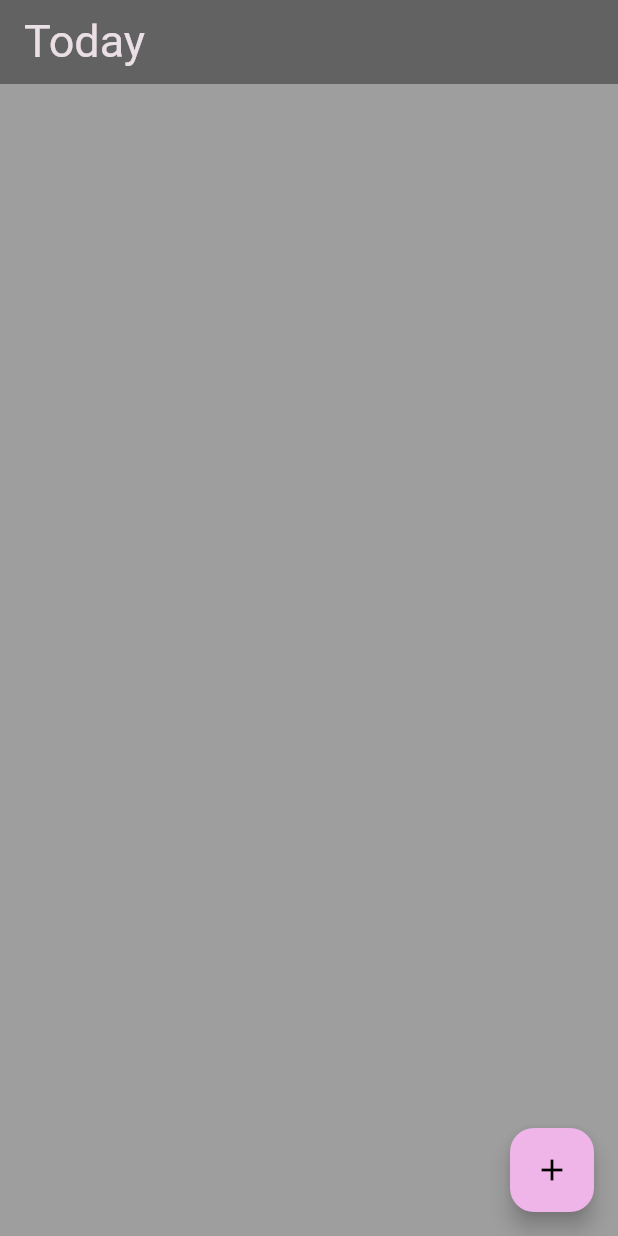
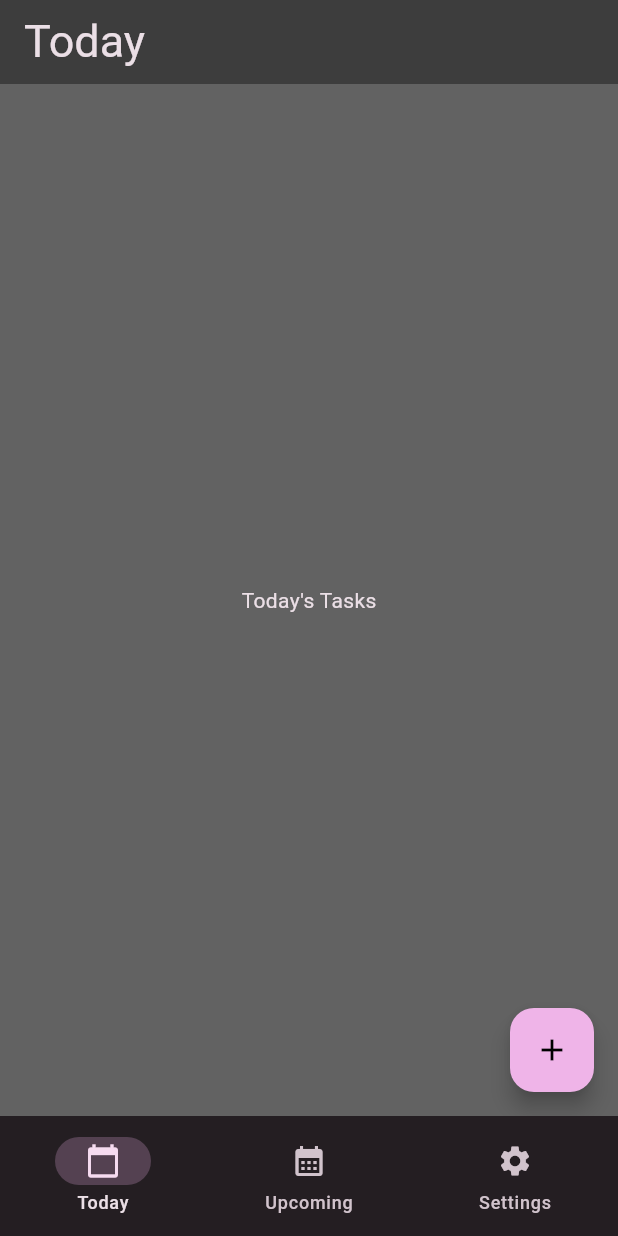
Before and after one commit to GevaX/todo_app, a Flutter app: the screen it shows after launch, after a tap on the "add" icon, on a phone screen of 412 x 824 dp. Run offline on Flutter 3.47's test engine with Material 3 defaults, Android fonts, the phone set to English and light mode, and no system bars; our stand-ins replace get, google_fonts; Roboto replaces fonts that are missing (Heebo).

Commit message:
Added base today screen and implemented a bottom navigation bar

```diff
--- a/lib/main.dart
+++ b/lib/main.dart
@@ -1,8 +1,10 @@
 import 'package:flutter/material.dart';
 import 'package:google_fonts/google_fonts.dart';
+import 'package:todo_app/screens/today.dart';
+import 'package:todo_app/utils/_NavBar.dart';
 
 void main() {
-  runApp(MyApp());
+  runApp(const MyApp());
 }
 
 class MyApp extends StatelessWidget {
@@ -18,8 +20,6 @@ class MyApp extends StatelessWidget {
           brightness: Brightness.dark,
           surface: Colors.black38, // Dark background color
         ),
-        // Define the default `TextTheme`. Use this to specify the default
-        // text styling for headlines, titles, bodies of text, and more.
         textTheme: TextTheme(
           displayLarge: const TextStyle(
             fontSize: 72,
@@ -32,34 +32,7 @@ class MyApp extends StatelessWidget {
           displaySmall: GoogleFonts.heebo(),
         ),
       ),
-      home: Today(),
+      home: const NavBar(),
     );
   }
 }
-
-class Today extends StatelessWidget {
-  const Today({super.key});
-
-  @override
-  Widget build(BuildContext context) {
-    return Scaffold(
-      appBar: new AppBar(
-        title: new Text('Today'),
-      ),
-      body: Center(
-        child: Container(
-          padding: const EdgeInsets.symmetric(
-            horizontal: 12,
-            vertical: 12,
-          ),
-        ),
-      ),
-      floatingActionButton: FloatingActionButton(
-        onPressed: () {},
-        backgroundColor: Theme.of(context).colorScheme.primary,
-        foregroundColor: Colors.black,
-        child: const Icon(Icons.add),
-      ),
-    );
-  }
-}
--- /dev/null
+++ b/lib/screens/today.dart
@@ -0,0 +1,29 @@
+import 'package:flutter/material.dart';
+
+class Today extends StatelessWidget {
+  const Today({super.key});
+
+  @override
+  Widget build(BuildContext context) {
+    return Scaffold(
+      appBar: AppBar(
+        title: const Text('Today'),
+      ),
+      body: Center(
+        child: Container(
+          padding: const EdgeInsets.symmetric(
+            horizontal: 12,
+            vertical: 12,
+          ),
+          child: const Text('Today\'s Tasks'),
+        ),
+      ),
+      floatingActionButton: FloatingActionButton(
+        onPressed: () {},
+        backgroundColor: Theme.of(context).colorScheme.primary,
+        foregroundColor: Colors.black,
+        child: const Icon(Icons.add),
+      ),
+    );
+  }
+}
--- /dev/null
+++ b/lib/utils/_NavBar.dart
@@ -0,0 +1,38 @@
+import 'package:flutter/material.dart';
+import 'package:get/get.dart';
+import 'package:todo_app/screens/today.dart';
+
+class NavBar extends StatelessWidget {
+  const NavBar({super.key});
+
+  @override
+  Widget build(BuildContext context) {
+    final controller = Get.put(NavController());
+
+    return Scaffold(
+      body: Obx(() => controller.screens[controller.selectedIndex.value]),
+      bottomNavigationBar: Obx(
+            () => NavigationBar(
+          height: 80,
+          selectedIndex: controller.selectedIndex.value,
+          onDestinationSelected: (index) => controller.selectedIndex.value = index,
+          destinations: const [
+            NavigationDestination(icon: Icon(Icons.calendar_today), label: 'Today'),
+            NavigationDestination(icon: Icon(Icons.calendar_month), label: 'Upcoming'),
+            NavigationDestination(icon: Icon(Icons.settings), label: 'Settings'),
+          ],
+        ),
+      ),
+    );
+  }
+}
+
+class NavController extends GetxController {
+  final Rx<int> selectedIndex = 0.obs;
+
+  final screens = [
+    const Today(),
+    Container(color: Colors.purple, child: Center(child: Text('Upcoming'))),
+    Container(color: Colors.orange, child: Center(child: Text('Settings'))),
+  ];
+}
--- a/pubspec.yaml
+++ b/pubspec.yaml
@@ -36,6 +36,7 @@ dependencies:
   # The following adds the Cupertino Icons font to your application.
   # Use with the CupertinoIcons class for iOS style icons.
   cupertino_icons: ^1.0.6
+  get: ^4.6.6
 
 dev_dependencies:
   flutter_test:
```
Also changed, not shown: pubspec.lock.
